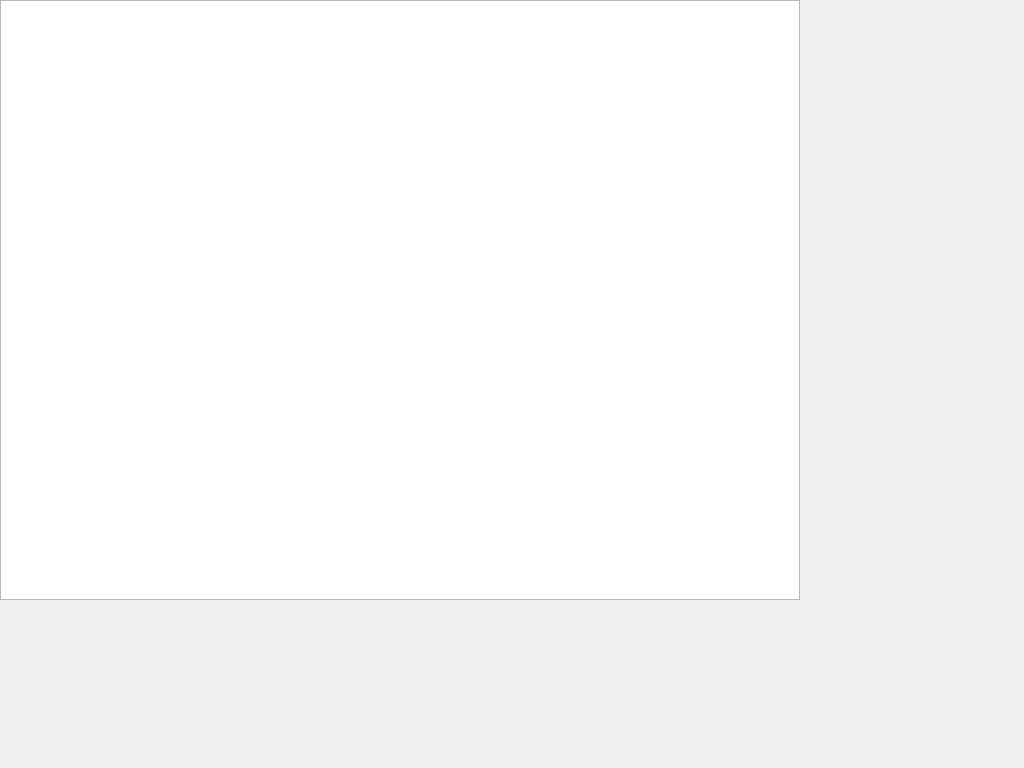
This is osd/deviceswnd.ui in jpcstpj7281/gameseer as Qt 5 draws it before an edit. The edited form follows.
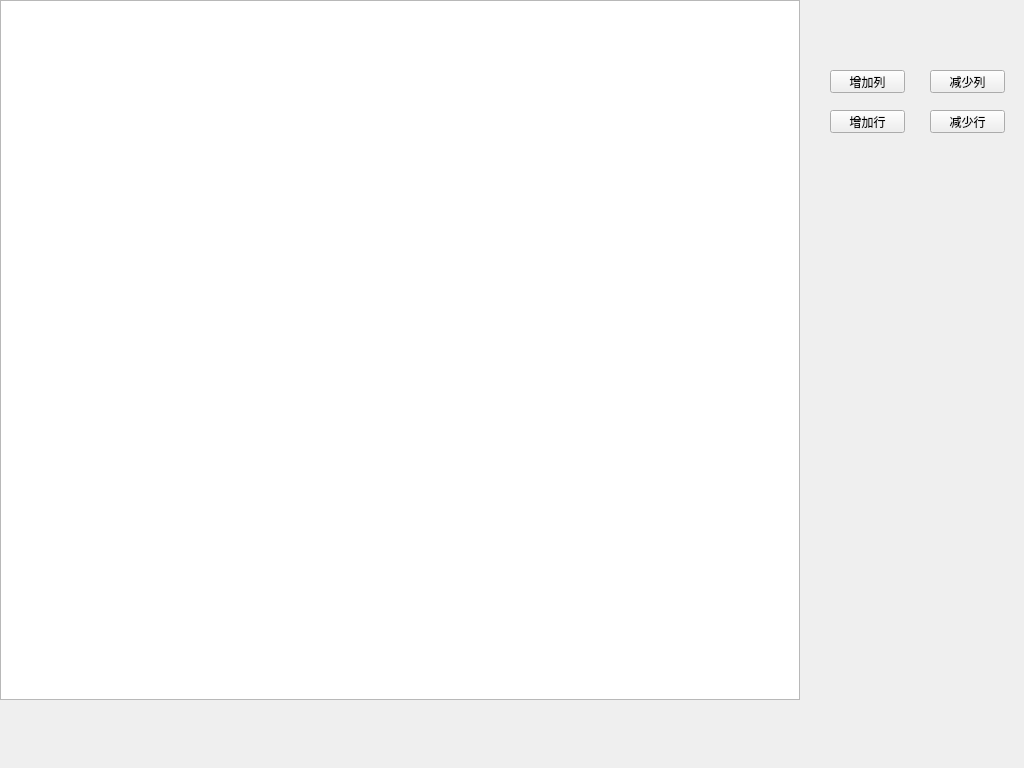
This is the edited form.

What changed in the file:
```diff
--- a/osd/deviceswnd.ui
+++ b/osd/deviceswnd.ui
@@ -25,7 +25,7 @@
      <x>0</x>
      <y>0</y>
      <width>800</width>
-     <height>600</height>
+     <height>700</height>
     </rect>
    </property>
    <property name="minimumSize">
@@ -35,6 +35,63 @@
     </size>
    </property>
   </widget>
+  <widget class="QPushButton" name="pushButton">
+   <property name="geometry">
+    <rect>
+     <x>830</x>
+     <y>70</y>
+     <width>75</width>
+     <height>23</height>
+    </rect>
+   </property>
+   <property name="text">
+    <string>增加列</string>
+   </property>
+  </widget>
+  <widget class="QPushButton" name="pushButton_2">
+   <property name="geometry">
+    <rect>
+     <x>830</x>
+     <y>110</y>
+     <width>75</width>
+     <height>23</height>
+    </rect>
+   </property>
+   <property name="text">
+    <string>增加行</string>
+   </property>
+  </widget>
+  <widget class="QPushButton" name="pushButton_3">
+   <property name="geometry">
+    <rect>
+     <x>930</x>
+     <y>110</y>
+     <width>75</width>
+     <height>23</height>
+    </rect>
+   </property>
+   <property name="text">
+    <string>减少行</string>
+   </property>
+  </widget>
+  <widget class="QPushButton" name="pushButton_4">
+   <property name="geometry">
+    <rect>
+     <x>930</x>
+     <y>70</y>
+     <width>75</width>
+     <height>23</height>
+    </rect>
+   </property>
+   <property name="text">
+    <string>减少列</string>
+   </property>
+  </widget>
+  <zorder>tableDevices</zorder>
+  <zorder>pushButton_2</zorder>
+  <zorder>pushButton_3</zorder>
+  <zorder>pushButton_4</zorder>
+  <zorder>pushButton</zorder>
  </widget>
  <resources/>
  <connections/>
```
